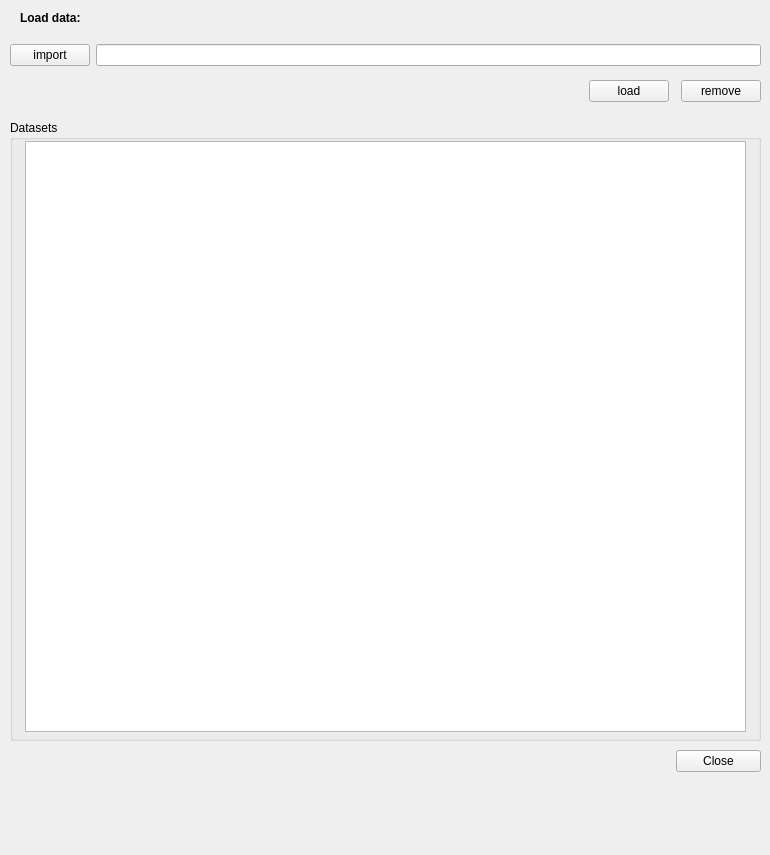
Old version of the form netCDF_visualizer.ui in the repository EBVcube/EBVCubeVisualizer.
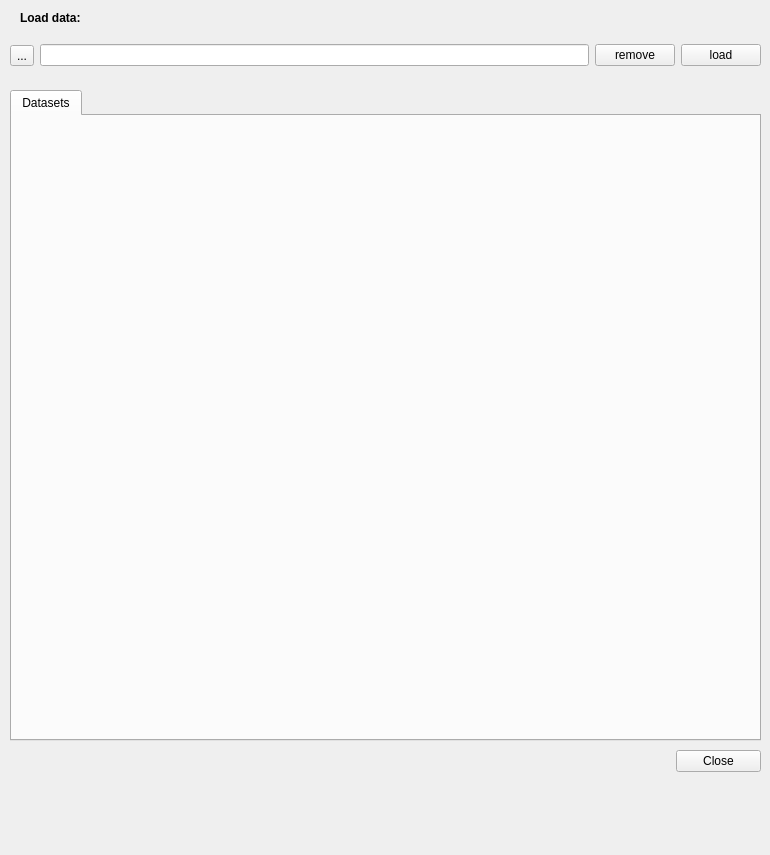
New version of the form.

Commit message: the mask has been modified

Patch:
```diff
--- a/netCDF_visualizer.ui
+++ b/netCDF_visualizer.ui
@@ -44,61 +44,28 @@
     </property>
     <layout class="QHBoxLayout" name="horizontalLayout">
      <item>
-      <widget class="QPushButton" name="impor_data">
+      <widget class="QToolButton" name="btn_inputFile">
        <property name="text">
-        <string>import</string>
+        <string>...</string>
        </property>
       </widget>
      </item>
      <item>
       <widget class="QLineEdit" name="import_data_space"/>
      </item>
-    </layout>
-   </widget>
-   <widget class="QWidget" name="horizontalLayoutWidget_2">
-    <property name="geometry">
-     <rect>
-      <x>10</x>
-      <y>80</y>
-      <width>751</width>
-      <height>31</height>
-     </rect>
-    </property>
-    <layout class="QHBoxLayout" name="horizontalLayout_2">
      <item>
-      <spacer name="horizontalSpacer">
-       <property name="orientation">
-        <enum>Qt::Horizontal</enum>
+      <widget class="QPushButton" name="btn_remove">
+       <property name="text">
+        <string>remove</string>
        </property>
-       <property name="sizeHint" stdset="0">
-        <size>
-         <width>40</width>
-         <height>20</height>
-        </size>
-       </property>
-      </spacer>
+      </widget>
      </item>
      <item>
-      <layout class="QFormLayout" name="formLayout">
-       <item row="0" column="1">
-        <widget class="QPushButton" name="load_data">
-         <property name="text">
-          <string>load</string>
-         </property>
-        </widget>
-       </item>
-      </layout>
-     </item>
-     <item>
-      <layout class="QFormLayout" name="formLayout_2">
-       <item row="0" column="1">
-        <widget class="QPushButton" name="remove_data_2">
-         <property name="text">
-          <string>remove</string>
-         </property>
-        </widget>
-       </item>
-      </layout>
+      <widget class="QPushButton" name="btn_load">
+       <property name="text">
+        <string>load</string>
+       </property>
+      </widget>
      </item>
     </layout>
    </widget>
@@ -106,26 +73,21 @@
     <property name="geometry">
      <rect>
       <x>10</x>
-      <y>120</y>
+      <y>90</y>
       <width>751</width>
-      <height>621</height>
+      <height>651</height>
      </rect>
     </property>
     <layout class="QGridLayout" name="gridLayout">
      <item row="0" column="0">
-      <widget class="QGroupBox" name="groupBox">
-       <property name="title">
-        <string>Datasets</string>
+      <widget class="QTabWidget" name="tabWidget">
+       <property name="currentIndex">
+        <number>0</number>
        </property>
-       <widget class="QColumnView" name="columnView">
-        <property name="geometry">
-         <rect>
-          <x>15</x>
-          <y>21</y>
-          <width>721</width>
-          <height>591</height>
-         </rect>
-        </property>
+       <widget class="QWidget" name="tab">
+        <attribute name="title">
+         <string>Datasets</string>
+        </attribute>
        </widget>
       </widget>
      </item>
```
Left out of the diff: 4 changed lines with no effect on the pictures. The commit also changes 1 other file.
